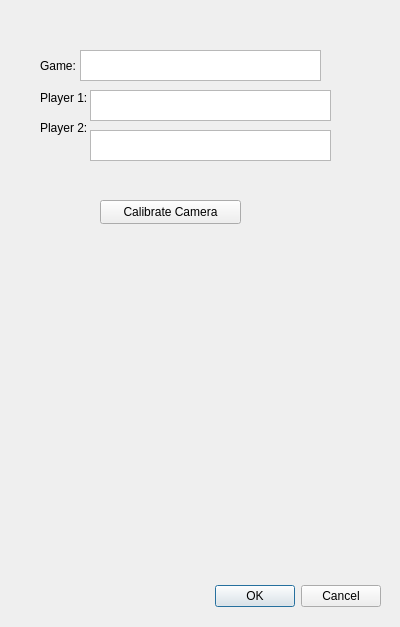
This is ui/newGame.ui in AlienWolfX/thesis-chess as Qt 5 draws it before an edit. The edited form follows.
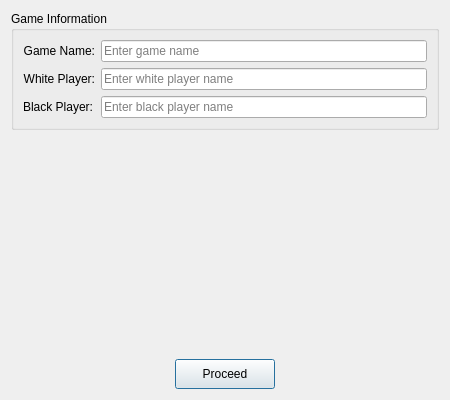
This is the edited form. Icons and pictures are not drawn.

Commit message: feat: enhance game setup with validation and UI updates in new game dialog

Patch:
```diff
--- a/ui/newGame.ui
+++ b/ui/newGame.ui
@@ -6,10 +6,16 @@
    <rect>
     <x>0</x>
     <y>0</y>
-    <width>400</width>
-    <height>627</height>
+    <width>450</width>
+    <height>400</height>
    </rect>
   </property>
+  <property name="minimumSize">
+   <size>
+    <width>400</width>
+    <height>350</height>
+   </size>
+  </property>
   <property name="windowTitle">
    <string>New Game</string>
   </property>
@@ -17,104 +23,124 @@
    <iconset>
     <normaloff>img/app.ico</normaloff>img/app.ico</iconset>
   </property>
-  <widget class="QDialogButtonBox" name="okButton">
-   <property name="geometry">
-    <rect>
-     <x>40</x>
-     <y>580</y>
-     <width>341</width>
-     <height>32</height>
-    </rect>
-   </property>
-   <property name="orientation">
-    <enum>Qt::Horizontal</enum>
-   </property>
-   <property name="standardButtons">
-    <set>QDialogButtonBox::Cancel|QDialogButtonBox::Ok</set>
-   </property>
-  </widget>
-  <widget class="QLabel" name="label">
-   <property name="geometry">
-    <rect>
-     <x>40</x>
-     <y>50</y>
-     <width>49</width>
-     <height>31</height>
-    </rect>
-   </property>
-   <property name="text">
-    <string>Game:</string>
-   </property>
-  </widget>
-  <widget class="QLabel" name="label_2">
-   <property name="geometry">
-    <rect>
-     <x>40</x>
-     <y>90</y>
-     <width>49</width>
-     <height>16</height>
-    </rect>
-   </property>
-   <property name="text">
-    <string>Player 1:</string>
-   </property>
-  </widget>
-  <widget class="QLabel" name="label_3">
-   <property name="geometry">
-    <rect>
-     <x>40</x>
-     <y>120</y>
-     <width>49</width>
-     <height>16</height>
-    </rect>
-   </property>
-   <property name="text">
-    <string>Player 2:</string>
-   </property>
-  </widget>
-  <widget class="QPlainTextEdit" name="plainTextEdit">
-   <property name="geometry">
-    <rect>
-     <x>80</x>
-     <y>50</y>
-     <width>241</width>
-     <height>31</height>
-    </rect>
-   </property>
-  </widget>
-  <widget class="QPlainTextEdit" name="plainTextEdit_2">
-   <property name="geometry">
-    <rect>
-     <x>90</x>
-     <y>90</y>
-     <width>241</width>
-     <height>31</height>
-    </rect>
-   </property>
-  </widget>
-  <widget class="QPlainTextEdit" name="plainTextEdit_3">
-   <property name="geometry">
-    <rect>
-     <x>90</x>
-     <y>130</y>
-     <width>241</width>
-     <height>31</height>
-    </rect>
-   </property>
-  </widget>
-  <widget class="QPushButton" name="calibrateCameraButton">
-   <property name="geometry">
-    <rect>
-     <x>100</x>
-     <y>200</y>
-     <width>141</width>
-     <height>24</height>
-    </rect>
-   </property>
-   <property name="text">
-    <string>Calibrate Camera</string>
-   </property>
-  </widget>
+  <layout class="QVBoxLayout" name="verticalLayout">
+   <item>
+    <widget class="QGroupBox" name="groupBox">
+     <property name="title">
+      <string>Game Information</string>
+     </property>
+     <layout class="QFormLayout" name="formLayout">
+      <item row="0" column="0">
+       <widget class="QLabel" name="label">
+        <property name="text">
+         <string>Game Name:</string>
+        </property>
+        <property name="alignment">
+         <set>Qt::AlignRight|Qt::AlignTrailing|Qt::AlignVCenter</set>
+        </property>
+       </widget>
+      </item>
+      <item row="0" column="1">
+       <widget class="QLineEdit" name="gameNameEdit">
+        <property name="placeholderText">
+         <string>Enter game name</string>
+        </property>
+       </widget>
+      </item>
+      <item row="1" column="0">
+       <widget class="QLabel" name="label_2">
+        <property name="text">
+         <string>White Player:</string>
+        </property>
+        <property name="alignment">
+         <set>Qt::AlignRight|Qt::AlignTrailing|Qt::AlignVCenter</set>
+        </property>
+       </widget>
+      </item>
+      <item row="1" column="1">
+       <widget class="QLineEdit" name="whitePlayerEdit">
+        <property name="placeholderText">
+         <string>Enter white player name</string>
+        </property>
+       </widget>
+      </item>
+      <item row="2" column="0">
+       <widget class="QLabel" name="label_3">
+        <property name="text">
+         <string>Black Player:</string>
+        </property>
+        <property name="alignment">
+         <set>Qt::AlignRight|Qt::AlignTrailing|Qt::AlignVCenter</set>
+        </property>
+       </widget>
+      </item>
+      <item row="2" column="1">
+       <widget class="QLineEdit" name="blackPlayerEdit">
+        <property name="placeholderText">
+         <string>Enter black player name</string>
+        </property>
+       </widget>
+      </item>
+     </layout>
+    </widget>
+   </item>
+   <item>
+    <spacer name="verticalSpacer">
+     <property name="orientation">
+      <enum>Qt::Vertical</enum>
+     </property>
+     <property name="sizeHint" stdset="0">
+      <size>
+       <width>20</width>
+       <height>40</height>
+      </size>
+     </property>
+    </spacer>
+   </item>
+   <item>
+    <layout class="QHBoxLayout" name="horizontalLayout">
+     <item>
+      <spacer name="horizontalSpacer">
+       <property name="orientation">
+        <enum>Qt::Horizontal</enum>
+       </property>
+       <property name="sizeHint" stdset="0">
+        <size>
+         <width>40</width>
+         <height>20</height>
+        </size>
+       </property>
+      </spacer>
+     </item>
+     <item>
+      <widget class="QPushButton" name="proceedButton">
+       <property name="minimumSize">
+        <size>
+         <width>100</width>
+         <height>30</height>
+        </size>
+       </property>
+       <property name="text">
+        <string>Proceed</string>
+       </property>
+      </widget>
+     </item>
+     <item>
+      <spacer name="horizontalSpacer_2">
+       <property name="orientation">
+        <enum>Qt::Horizontal</enum>
+       </property>
+       <property name="sizeHint" stdset="0">
+        <size>
+         <width>40</width>
+         <height>20</height>
+        </size>
+       </property>
+      </spacer>
+     </item>
+    </layout>
+   </item>
+  </layout>
  </widget>
  <resources/>
  <connections>
```
Left out of the diff: 37 changed lines with no effect on the pictures. The commit also changes 8 other files.
